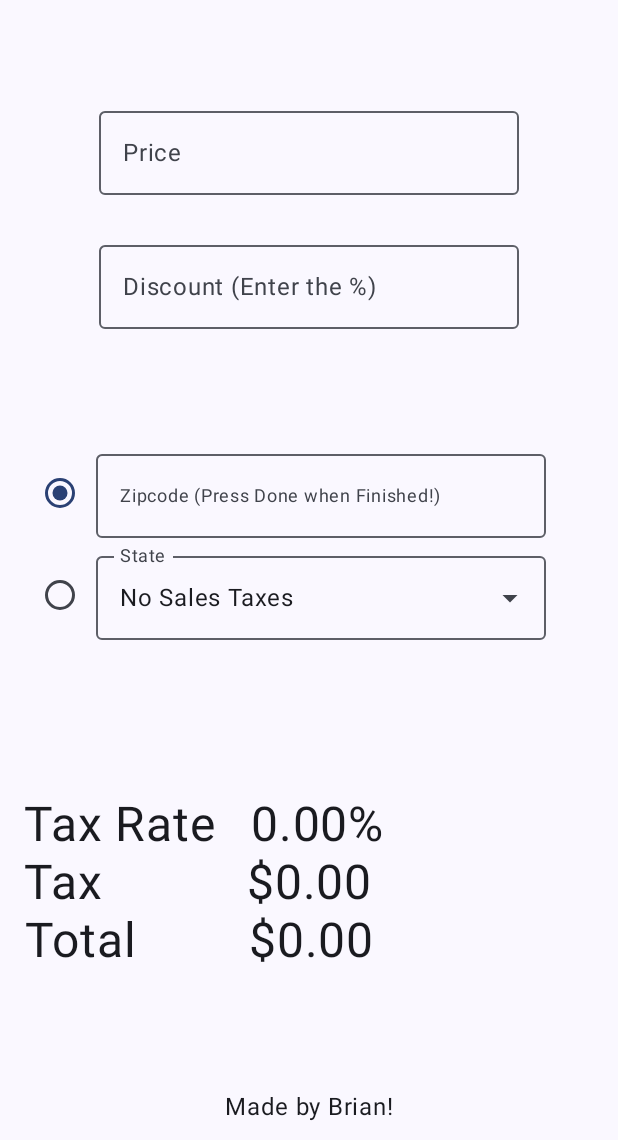
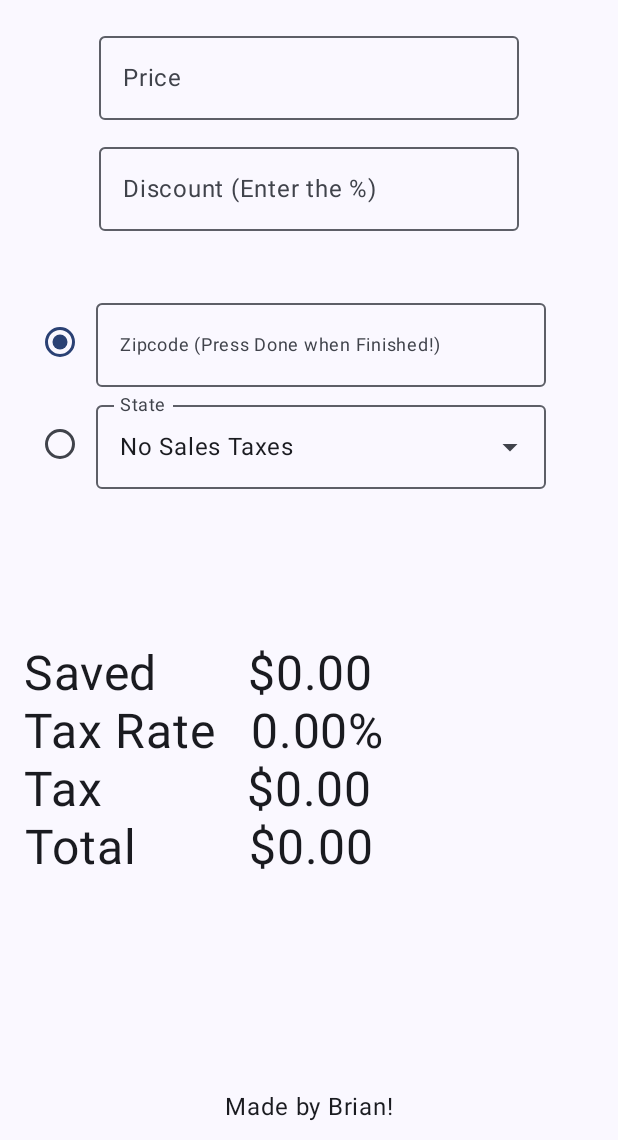
Before and after one commit to mylifeisoofed/Sales-Tax-Calculator, an Android app built with Jetpack Compose: the screen it shows after launch (MainActivity), on a phone screen of 412 x 824 dp, the part 96-1236 px from its top. Run offline under Robolectric (Android 15) with nearby library versions, the phone set to English and light mode, and no system bars.

Commit message:
Performance fixes and Discount save text
Added a a text to show how much was saved from the discount. Fixed performance issues related to the dropdown menu of the state selection option.

```diff
--- a/app/src/main/java/com/example/salestaxcalculator/MainActivity.kt
+++ b/app/src/main/java/com/example/salestaxcalculator/MainActivity.kt
@@ -6,6 +6,7 @@ import android.util.Log
 import androidx.activity.ComponentActivity
 import androidx.activity.compose.setContent
 import androidx.compose.foundation.Image
+import androidx.compose.foundation.horizontalScroll
 import androidx.compose.foundation.layout.Arrangement
 import androidx.compose.foundation.layout.Column
 import androidx.compose.foundation.layout.Row
@@ -16,6 +17,9 @@ import androidx.compose.foundation.layout.height
 import androidx.compose.foundation.layout.padding
 import androidx.compose.foundation.layout.size
 import androidx.compose.foundation.layout.width
+import androidx.compose.foundation.lazy.LazyColumn
+import androidx.compose.foundation.lazy.items
+import androidx.compose.foundation.lazy.rememberLazyListState
 import androidx.compose.foundation.text.KeyboardActions
 import androidx.compose.foundation.text.KeyboardOptions
 import androidx.compose.material3.DropdownMenuItem
@@ -80,7 +84,7 @@ class MainActivity : ComponentActivity() {
                                 modifier = Modifier.padding(innerPadding),
                                 horizontalAlignment = Alignment.CenterHorizontally
                             ) {
-                                Spacer(modifier = Modifier.height(50.dp))
+                                //Spacer(modifier = Modifier.height(5.dp))
                                 SalesTax() // the sales tax stuff
                                 //Credits()
                             }
@@ -210,7 +214,7 @@ fun Price(modifier: Modifier = Modifier) { // Text Input for Price and will call
             },
             keyboardOptions = KeyboardOptions(keyboardType = KeyboardType.Number)
         )
-        Spacer(modifier = Modifier.height(25.dp))
+        Spacer(modifier = Modifier.height(10.dp))
         OutlinedTextField(value = discount,
             onValueChange = { discount = it },
             modifier = Modifier,
@@ -221,7 +225,7 @@ fun Price(modifier: Modifier = Modifier) { // Text Input for Price and will call
             },
             keyboardOptions = KeyboardOptions(keyboardType = KeyboardType.Number)
         )
-        Spacer(modifier = Modifier.height(75.dp))
+        Spacer(modifier = Modifier.height(40.dp))
         StateOption(text, discount)
         //Total(text)
         Log.i("PRICE", text)
@@ -301,7 +305,7 @@ fun StateOption(price: String = "0.00", discount: String = "0.00"){ // State Opt
                 )
             }
 
-            Row( // US State UI
+            Row( // US State dropdown list
                 modifier = Modifier,
                 horizontalArrangement = Arrangement.SpaceEvenly,
             ){
@@ -333,7 +337,10 @@ fun StateOption(price: String = "0.00", discount: String = "0.00"){ // State Opt
                     ExposedDropdownMenu(expanded = expanded,
                         onDismissRequest = { expanded = false }
                     ) {
-                        stateOptions.forEach { selectionOption ->
+                        LazyColumn(
+                            modifier = Modifier.width(500.dp).height(1000.dp)
+                            ){
+                            items(stateOptions) { selectionOption ->
                                 DropdownMenuItem(
                                     text = { Text(text = selectionOption) },
                                     onClick = {
@@ -344,6 +351,9 @@ fun StateOption(price: String = "0.00", discount: String = "0.00"){ // State Opt
                                 )
                             }
                         }
+
+                    }
+
                 }
             }
 
@@ -372,6 +382,7 @@ fun Total(text: String = "0.00", tax: String = "0.0", discount: String = "0.0")
     var taxDouble = tax.toDouble() * 100
     var taxTotal = 0.0
     var discount = discount
+    var saved = 0.0
 
     Log.i("TAX CURRENTLY", tax)
 
@@ -388,7 +399,9 @@ fun Total(text: String = "0.00", tax: String = "0.0", discount: String = "0.0")
 
         else
         {
-            total = (input.toDouble() - (input.toDouble() * (discount.toDouble() / 100)))
+            saved = (input.toDouble() * (discount.toDouble() / 100)) // discount savings
+            //total = (input.toDouble() - (input.toDouble() * (discount.toDouble() / 100)))
+            total = (input.toDouble() - saved)
             taxTotal = total * (tax.toDouble())
             total += taxTotal
             Log.i("TOTAL AFTER TAX", total.toString())
@@ -397,8 +410,20 @@ fun Total(text: String = "0.00", tax: String = "0.0", discount: String = "0.0")
 
         Column (modifier = Modifier,
             verticalArrangement = Arrangement.SpaceEvenly){
+            Row(horizontalArrangement = Arrangement.Start) {
+                Text("Saved",
+                    textAlign = TextAlign.Start,
+                    fontSize = 32.sp)
+
+                Spacer(modifier = Modifier.width(60.dp))
+
+                Text("$%.2f".format(saved),
+                    textAlign = TextAlign.Start,
+                    fontSize = 32.sp)
+            }
             Row(horizontalArrangement = Arrangement.Start
             ){
+
                 Text("Tax Rate",
                     textAlign = TextAlign.Start,
                     fontSize = 32.sp)
```
Lines whose indentation alone changed are shown as unchanged.
